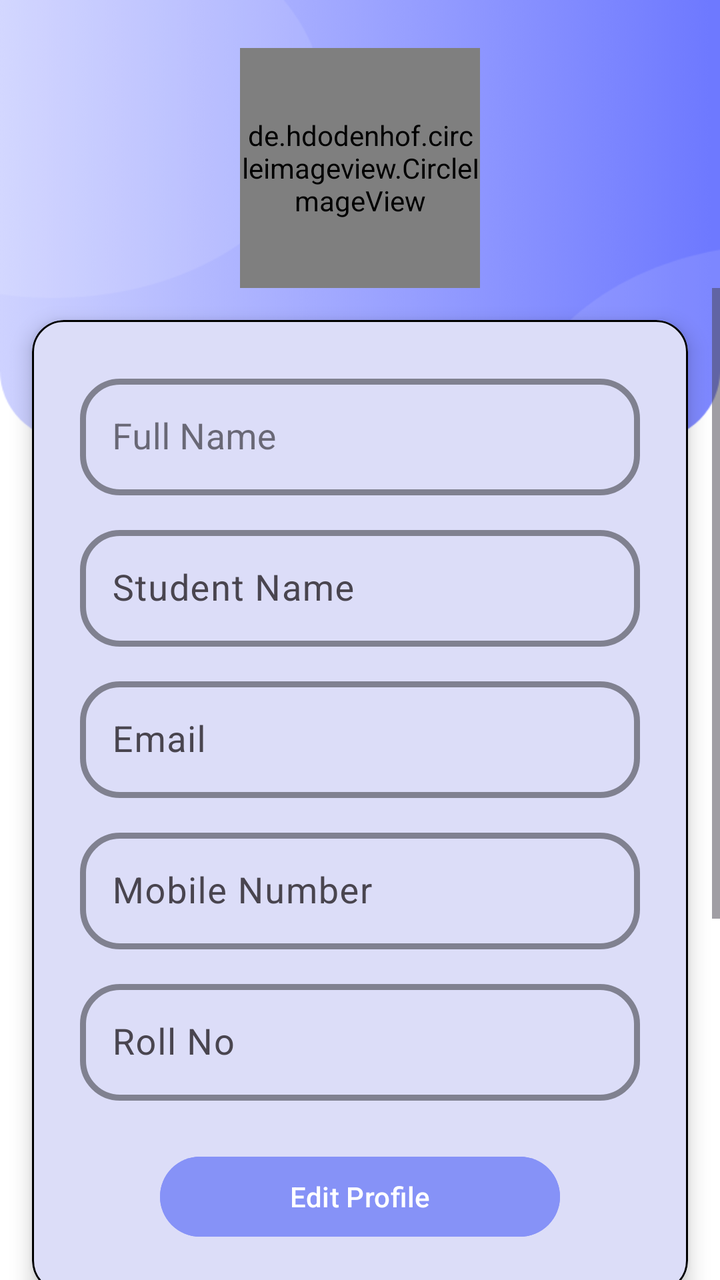
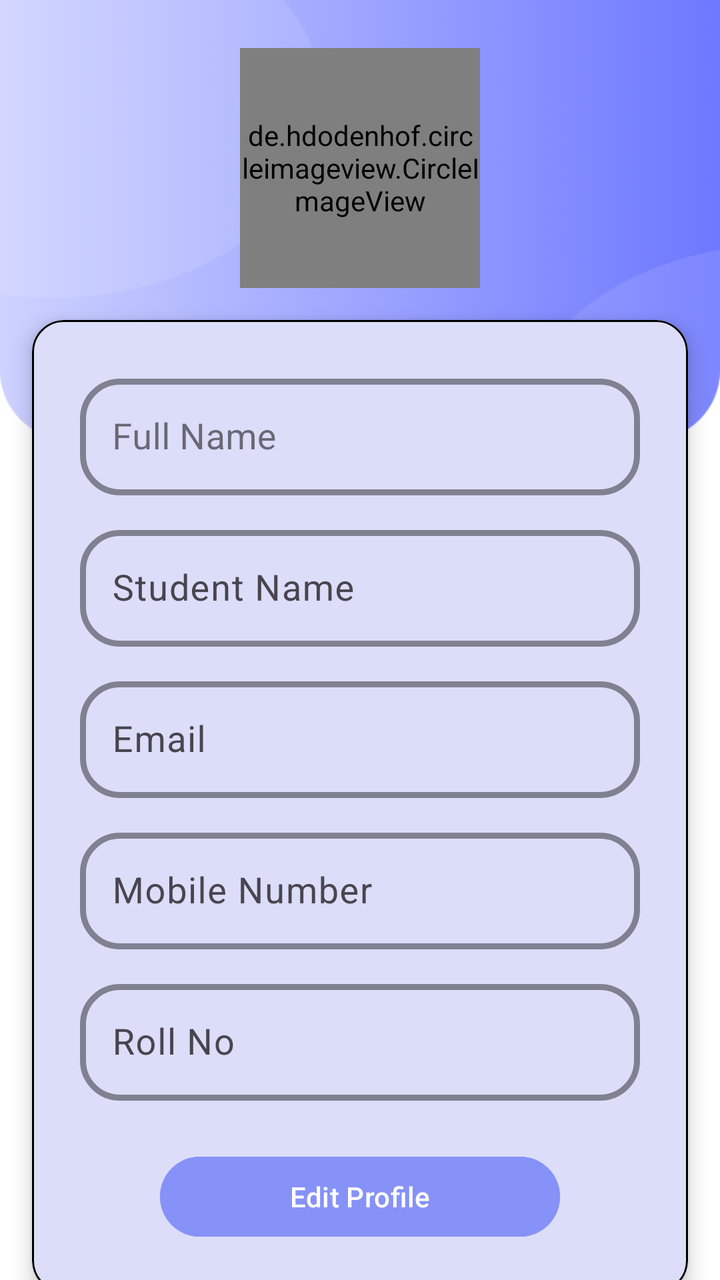

The first picture is an Android layout as it rendered before a commit; the second is the same layout after the commit. The layout source and the unified diff follow.
<!-- AndroidManifest.xml: application theme Theme.TSTAR -->
<!-- res/layout/fragment_s__profile_.xml -->
<?xml version="1.0" encoding="utf-8"?>
<androidx.constraintlayout.widget.ConstraintLayout
    xmlns:android="http://schemas.android.com/apk/res/android"
    xmlns:app="http://schemas.android.com/apk/res-auto"
    xmlns:tools="http://schemas.android.com/tools"
    android:id="@+id/profile_root"
    android:layout_width="match_parent"
    android:layout_height="match_parent"
    android:background="@color/white">

    
    <View
        android:id="@+id/header_bg"
        android:layout_width="0dp"
        android:layout_height="220dp"
        android:background="@drawable/s_classes_top_background"
        app:layout_constraintTop_toTopOf="parent"
        app:layout_constraintStart_toStartOf="parent"
        app:layout_constraintEnd_toEndOf="parent" />

    
    <de.hdodenhof.circleimageview.CircleImageView
        android:id="@+id/ivProfilePic"
        android:layout_width="120dp"
        android:layout_height="120dp"
        android:layout_marginTop="24dp"
        android:src="@drawable/baseline_person_24"
        android:scaleType="centerCrop"
        android:background="@drawable/icon_circle_bg"
        android:clickable="true"
        android:focusable="true"
        app:civ_border_width="2dp"
        app:civ_border_color="?attr/colorPrimary"
        app:layout_constraintTop_toTopOf="parent"
        app:layout_constraintStart_toStartOf="parent"
        app:layout_constraintEnd_toEndOf="parent" />

    
    <ScrollView
        android:id="@+id/profileScroll"
        android:layout_width="0dp"
        android:layout_height="0dp"
        android:fillViewport="true"
        app:layout_constraintTop_toBottomOf="@id/ivProfilePic"
        app:layout_constraintStart_toStartOf="parent"
        app:layout_constraintEnd_toEndOf="parent"
        app:layout_constraintBottom_toBottomOf="parent">

        <LinearLayout
            android:layout_width="match_parent"
            android:layout_height="wrap_content"
            android:orientation="vertical"
            android:paddingBottom="16dp">

            
            <com.google.android.material.card.MaterialCardView
                android:id="@+id/cardProfile"
                android:layout_width="match_parent"
                android:layout_height="wrap_content"
                android:layout_marginStart="16dp"
                android:layout_marginEnd="16dp"
                android:layout_marginTop="16dp"
                android:backgroundTint="@color/light_lavender_for_cards"
                app:cardCornerRadius="16dp"
                app:cardElevation="6dp"
                app:strokeColor="@color/black">

                <LinearLayout
                    android:layout_width="match_parent"
                    android:layout_height="wrap_content"
                    android:orientation="vertical"
                    android:padding="24dp">

                    
                    <com.google.android.material.textfield.TextInputLayout
                        style="@style/Widget.MaterialComponents.TextInputLayout.OutlinedBox"
                        android:layout_width="match_parent"
                        android:layout_height="wrap_content"
                        app:boxStrokeColor="@color/black"
                        app:boxStrokeWidth="3dp"
                        app:boxCornerRadiusBottomEnd="20sp"
                        app:boxCornerRadiusBottomStart="20sp"
                        app:boxCornerRadiusTopEnd="20sp"
                        app:boxCornerRadiusTopStart="20sp"
                        android:hint="Full Name">

                        <com.google.android.material.textfield.TextInputEditText
                            android:id="@+id/etFullName"
                            android:layout_width="match_parent"
                            android:layout_height="wrap_content"
                            android:textSize="18sp"
                            android:textColor="@color/black"
                            android:enabled="false"
                            android:inputType="textCapWords" />
                    </com.google.android.material.textfield.TextInputLayout>

                    
                    <com.google.android.material.textfield.TextInputLayout
                        style="?attr/textInputOutlinedStyle"
                        android:layout_width="match_parent"
                        android:layout_height="wrap_content"
                        android:layout_marginTop="12dp"
                        app:boxStrokeColor="@color/black"
                        app:boxStrokeWidth="3dp"
                        app:boxCornerRadiusBottomEnd="20sp"
                        app:boxCornerRadiusBottomStart="20sp"
                        app:boxCornerRadiusTopEnd="20sp"
                        app:boxCornerRadiusTopStart="20sp"
                        android:hint="Student Name">

                        <com.google.android.material.textfield.TextInputEditText
                            android:id="@+id/etUserName"
                            android:layout_width="match_parent"
                            android:layout_height="wrap_content"
                            android:textSize="18sp"
                            android:textColor="@color/black"
                            android:enabled="false"
                            android:inputType="text" />
                    </com.google.android.material.textfield.TextInputLayout>

                    
                    <com.google.android.material.textfield.TextInputLayout
                        style="?attr/textInputOutlinedStyle"
                        android:layout_width="match_parent"
                        android:layout_height="wrap_content"
                        android:layout_marginTop="12dp"
                        app:boxStrokeColor="@color/black"
                        app:boxStrokeWidth="3dp"
                        app:boxCornerRadiusBottomEnd="20sp"
                        app:boxCornerRadiusBottomStart="20sp"
                        app:boxCornerRadiusTopEnd="20sp"
                        app:boxCornerRadiusTopStart="20sp"
                        android:hint="Email">

                        <com.google.android.material.textfield.TextInputEditText
                            android:id="@+id/etEmail"
                            android:layout_width="match_parent"
                            android:layout_height="wrap_content"
                            android:textSize="18sp"
                            android:textColor="@color/black"
                            android:enabled="false"
                            android:inputType="textEmailAddress" />
                    </com.google.android.material.textfield.TextInputLayout>

                    
                    <com.google.android.material.textfield.TextInputLayout
                        style="?attr/textInputOutlinedStyle"
                        android:layout_width="match_parent"
                        android:layout_height="wrap_content"
                        android:layout_marginTop="12dp"
                        app:boxStrokeColor="@color/black"
                        app:boxStrokeWidth="3dp"
                        app:boxCornerRadiusBottomEnd="20sp"
                        app:boxCornerRadiusBottomStart="20sp"
                        app:boxCornerRadiusTopEnd="20sp"
                        app:boxCornerRadiusTopStart="20sp"
                        android:hint="Mobile Number">

                        <com.google.android.material.textfield.TextInputEditText
                            android:id="@+id/etMobile"
                            android:layout_width="match_parent"
                            android:layout_height="wrap_content"
                            android:textSize="18sp"
                            android:textColor="@color/black"
                            android:enabled="false"
                            android:inputType="phone"
                            android:maxLength="10" />
                    </com.google.android.material.textfield.TextInputLayout>

                    
                    <com.google.android.material.textfield.TextInputLayout
                        style="?attr/textInputOutlinedStyle"
                        android:layout_width="match_parent"
                        android:layout_height="wrap_content"
                        android:layout_marginTop="12dp"
                        app:boxStrokeColor="@color/black"
                        app:boxStrokeWidth="3dp"
                        app:boxCornerRadiusBottomEnd="20sp"
                        app:boxCornerRadiusBottomStart="20sp"
                        app:boxCornerRadiusTopEnd="20sp"
                        app:boxCornerRadiusTopStart="20sp"
                        android:hint="Roll No">

                        <com.google.android.material.textfield.TextInputEditText
                            android:id="@+id/etRollNo"
                            android:layout_width="match_parent"
                            android:layout_height="wrap_content"
                            android:textSize="18sp"
                            android:textColor="@color/black"
                            android:enabled="false"
                            android:inputType="text" />
                    </com.google.android.material.textfield.TextInputLayout>

                    
                    <com.google.android.material.button.MaterialButton
                        android:id="@+id/btnEditProfile"
                        style="?attr/materialButtonStyle"
                        android:layout_width="200dp"
                        android:layout_height="wrap_content"
                        android:layout_gravity="center"
                        android:layout_marginTop="24dp"
                        android:backgroundTint="@color/Lavender"
                        android:text="Edit Profile" />
                </LinearLayout>
            </com.google.android.material.card.MaterialCardView>

            
            <com.google.android.material.card.MaterialCardView
                android:id="@+id/cardAccount"
                android:layout_width="match_parent"
                android:layout_height="wrap_content"
                android:layout_marginStart="16dp"
                android:layout_marginEnd="16dp"
                android:layout_marginTop="16dp"
                android:layout_marginBottom="16dp"
                android:backgroundTint="@color/light_lavender_for_cards"
                app:cardCornerRadius="16dp"
                app:cardElevation="6dp"
                app:strokeColor="@color/black">

                <LinearLayout
                    android:layout_width="match_parent"
                    android:layout_height="wrap_content"
                    android:orientation="vertical"
                    android:padding="20dp">

                    <TextView
                        android:id="@+id/tvAccountTitle"
                        android:layout_width="wrap_content"
                        android:layout_height="wrap_content"
                        android:text="Account and Settings"
                        android:textStyle="bold"
                        android:textSize="16sp"
                        android:textColor="@color/black" />

                    
                    <LinearLayout
                        android:id="@+id/rowChangePassword"
                        android:layout_width="match_parent"
                        android:layout_height="wrap_content"
                        android:layout_marginTop="16dp"
                        android:gravity="center_vertical"
                        android:paddingVertical="4dp"
                        android:clickable="true"
                        android:foreground="?attr/selectableItemBackground"
                        android:orientation="horizontal">

                        <ImageView
                            android:layout_width="24dp"
                            android:layout_height="24dp"
                            android:src="@drawable/s_lock_password" />

                        <TextView
                            android:layout_width="wrap_content"
                            android:layout_height="wrap_content"
                            android:layout_marginStart="12dp"
                            android:text="Change Password"
                            android:textSize="14sp"
                            android:textColor="@color/black" />
                    </LinearLayout>

                    
                    <LinearLayout
                        android:id="@+id/rowSettings"
                        android:layout_width="match_parent"
                        android:layout_height="wrap_content"
                        android:layout_marginTop="8dp"
                        android:gravity="center_vertical"
                        android:paddingVertical="4dp"
                        android:clickable="true"
                        android:foreground="?attr/selectableItemBackground"
                        android:orientation="horizontal">

                        <ImageView
                            android:layout_width="24dp"
                            android:layout_height="24dp"
                            android:src="@drawable/s_setting" />

                        <TextView
                            android:layout_width="wrap_content"
                            android:layout_height="wrap_content"
                            android:layout_marginStart="12dp"
                            android:text="Settings"
                            android:textSize="14sp"
                            android:textColor="@color/black" />
                    </LinearLayout>

                    
                    <LinearLayout
                        android:id="@+id/rowDeleteAccount"
                        android:layout_width="match_parent"
                        android:layout_height="wrap_content"
                        android:layout_marginTop="8dp"
                        android:gravity="center_vertical"
                        android:paddingVertical="4dp"
                        android:clickable="true"
                        android:foreground="?attr/selectableItemBackground"
                        android:orientation="horizontal">

                        <ImageView
                            android:layout_width="24dp"
                            android:layout_height="24dp"
                            android:src="@drawable/s_delete_account" />

                        <TextView
                            android:layout_width="wrap_content"
                            android:layout_height="wrap_content"
                            android:layout_marginStart="12dp"
                            android:text="Delete Account"
                            android:textSize="14sp"
                            android:textColor="@android:color/holo_red_dark" />
                    </LinearLayout>

                    
                    <LinearLayout
                        android:id="@+id/rowLogout"
                        android:layout_width="match_parent"
                        android:layout_height="wrap_content"
                        android:layout_marginTop="8dp"
                        android:gravity="center_vertical"
                        android:paddingVertical="4dp"
                        android:clickable="true"
                        android:foreground="?attr/selectableItemBackground"
                        android:orientation="horizontal">

                        <ImageView
                            android:layout_width="24dp"
                            android:layout_height="24dp"
                            android:src="@drawable/s_logout_account" />

                        <TextView
                            android:layout_width="wrap_content"
                            android:layout_height="wrap_content"
                            android:layout_marginStart="12dp"
                            android:text="Logout"
                            android:textSize="14sp"
                            android:textColor="@android:color/holo_red_dark" />
                    </LinearLayout>

                </LinearLayout>
            </com.google.android.material.card.MaterialCardView>

        </LinearLayout>
    </ScrollView>

</androidx.constraintlayout.widget.ConstraintLayout>
<!-- resources referenced by this layout -->
<resources>
  <color name="Lavender">#8692f7</color>
  <color name="black">#FF000000</color>
  <color name="light_lavender_for_cards">#DCDDF8</color>
  <color name="white">#FFFFFFFF</color>
  <!-- drawable baseline_person_24 (drawable) -->
  <vector xmlns:android="http://schemas.android.com/apk/res/android" android:height="24dp" android:tint="#800909" android:viewportHeight="24" android:viewportWidth="24" android:width="24dp">
        
      <path android:fillColor="@android:color/white" android:pathData="M12,12c2.21,0 4,-1.79 4,-4s-1.79,-4 -4,-4 -4,1.79 -4,4 1.79,4 4,4zM12,14c-2.67,0 -8,1.34 -8,4v2h16v-2c0,-2.66 -5.33,-4 -8,-4z"/>
      
  </vector>
  <!-- drawable icon_circle_bg (drawable) -->
  <?xml version="1.0" encoding="utf-8"?>
  <shape xmlns:android="http://schemas.android.com/apk/res/android" android:shape="oval">
      <size android:width="56dp" android:height="56dp"/>
      <solid android:color="@color/light_lavender_for_cards"/>
      <stroke android:color="@color/Lavender" android:width="0.5dp" android:dashGap="@dimen/cardview_compat_inset_shadow"> </stroke>
  </shape>
  <!-- drawable s_delete_account (drawable) -->
  <vector xmlns:android="http://schemas.android.com/apk/res/android" android:height="24dp" android:tint="#000000" android:viewportHeight="24" android:viewportWidth="24" android:width="24dp">
        
      <path android:fillColor="@android:color/white" android:pathData="M6,19c0,1.1 0.9,2 2,2h8c1.1,0 2,-0.9 2,-2V7H6v12zM19,4h-3.5l-1,-1h-5l-1,1H5v2h14V4z"/>
      
  </vector>
  <!-- drawable s_lock_password (drawable) -->
  <vector xmlns:android="http://schemas.android.com/apk/res/android" android:height="24dp" android:tint="#000000" android:viewportHeight="24" android:viewportWidth="24" android:width="24dp">
        
      <path android:fillColor="@android:color/white" android:pathData="M18,8h-1L17,6c0,-2.76 -2.24,-5 -5,-5S7,3.24 7,6v2L6,8c-1.1,0 -2,0.9 -2,2v10c0,1.1 0.9,2 2,2h12c1.1,0 2,-0.9 2,-2L20,10c0,-1.1 -0.9,-2 -2,-2zM12,17c-1.1,0 -2,-0.9 -2,-2s0.9,-2 2,-2 2,0.9 2,2 -0.9,2 -2,2zM15.1,8L8.9,8L8.9,6c0,-1.71 1.39,-3.1 3.1,-3.1 1.71,0 3.1,1.39 3.1,3.1v2z"/>
      
  </vector>
  <!-- drawable s_logout_account (drawable) -->
  <vector xmlns:android="http://schemas.android.com/apk/res/android" android:autoMirrored="true" android:height="24dp" android:tint="#000000" android:viewportHeight="24" android:viewportWidth="24" android:width="24dp">
        
      <path android:fillColor="@android:color/white" android:pathData="M17,7l-1.41,1.41L18.17,11H8v2h10.17l-2.58,2.58L17,17l5,-5zM4,5h8V3H4c-1.1,0 -2,0.9 -2,2v14c0,1.1 0.9,2 2,2h8v-2H4V5z"/>
      
  </vector>
  <!-- drawable s_setting (drawable) -->
  <vector xmlns:android="http://schemas.android.com/apk/res/android" android:height="24dp" android:tint="#000000" android:viewportHeight="24" android:viewportWidth="24" android:width="24dp">
        
      <path android:fillColor="@android:color/white" android:pathData="M19.14,12.94c0.04,-0.3 0.06,-0.61 0.06,-0.94c0,-0.32 -0.02,-0.64 -0.07,-0.94l2.03,-1.58c0.18,-0.14 0.23,-0.41 0.12,-0.61l-1.92,-3.32c-0.12,-0.22 -0.37,-0.29 -0.59,-0.22l-2.39,0.96c-0.5,-0.38 -1.03,-0.7 -1.62,-0.94L14.4,2.81c-0.04,-0.24 -0.24,-0.41 -0.48,-0.41h-3.84c-0.24,0 -0.43,0.17 -0.47,0.41L9.25,5.35C8.66,5.59 8.12,5.92 7.63,6.29L5.24,5.33c-0.22,-0.08 -0.47,0 -0.59,0.22L2.74,8.87C2.62,9.08 2.66,9.34 2.86,9.48l2.03,1.58C4.84,11.36 4.8,11.69 4.8,12s0.02,0.64 0.07,0.94l-2.03,1.58c-0.18,0.14 -0.23,0.41 -0.12,0.61l1.92,3.32c0.12,0.22 0.37,0.29 0.59,0.22l2.39,-0.96c0.5,0.38 1.03,0.7 1.62,0.94l0.36,2.54c0.05,0.24 0.24,0.41 0.48,0.41h3.84c0.24,0 0.44,-0.17 0.47,-0.41l0.36,-2.54c0.59,-0.24 1.13,-0.56 1.62,-0.94l2.39,0.96c0.22,0.08 0.47,0 0.59,-0.22l1.92,-3.32c0.12,-0.22 0.07,-0.47 -0.12,-0.61L19.14,12.94zM12,15.6c-1.98,0 -3.6,-1.62 -3.6,-3.6s1.62,-3.6 3.6,-3.6s3.6,1.62 3.6,3.6S13.98,15.6 12,15.6z"/>
      
  </vector>
  <style name="Theme.TSTAR" parent="Base.Theme.TSTAR" />
  <style name="Base.Theme.TSTAR" parent="Theme.Material3.DayNight.NoActionBar">
          
          
      </style>
  <!-- unchanged entries left out for length: 1 -->
</resources>

<!-- the commit's change to res/layout/fragment_s__profile_.xml (unified diff, before → after) -->
@@ -6,7 +6,8 @@
     android:id="@+id/profile_root"
     android:layout_width="match_parent"
     android:layout_height="match_parent"
-    android:background="@color/white">
+    android:background="@color/white"
+    tools:context=".STUDENTACTIVITIES.SFragment.S_Profile_Fragment">
 
     
     <View
@@ -36,7 +37,7 @@
         app:layout_constraintEnd_toEndOf="parent" />
 
     
-    <ScrollView
+    <androidx.core.widget.NestedScrollView
         android:id="@+id/profileScroll"
         android:layout_width="0dp"
         android:layout_height="0dp"
@@ -341,6 +342,6 @@
             </com.google.android.material.card.MaterialCardView>
 
         </LinearLayout>
-    </ScrollView>
+    </androidx.core.widget.NestedScrollView>
 
 </androidx.constraintlayout.widget.ConstraintLayout>
